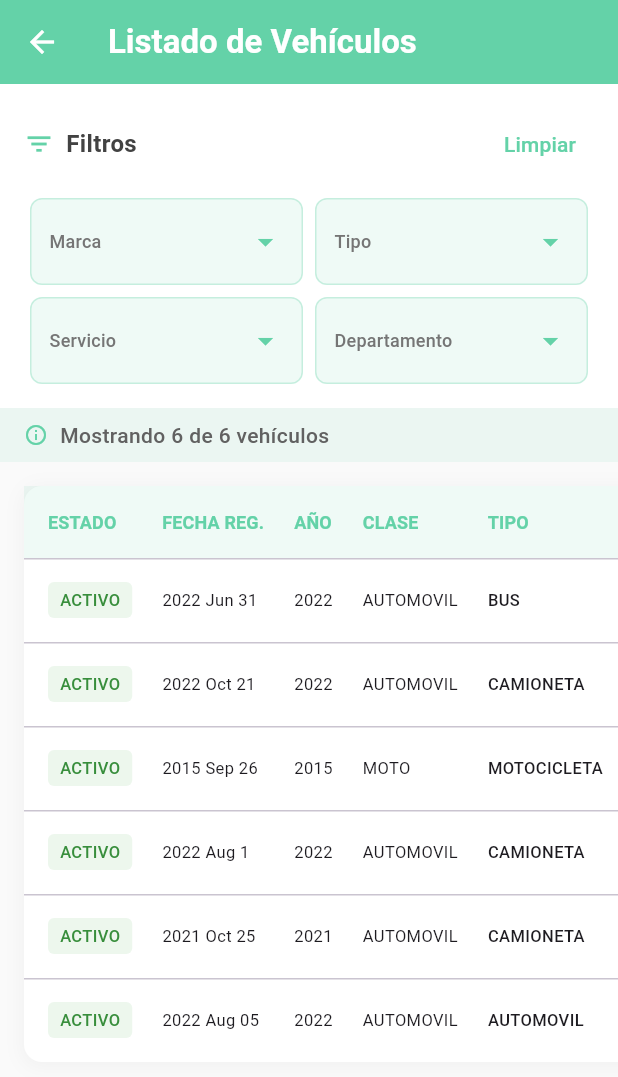
After one commit to DanielSupe/Green-Flow, a Flutter app: the VehiclesTablePage screen opened directly, on a phone screen of 412 x 824 dp. The commit adds this screen. Shown: the top 1077 px of the screen. Run offline on Flutter 3.47's test engine with Material 3 defaults, Android fonts, the phone set to English and light mode, and no system bars; our stand-ins replace dio, go_router, webview_flutter.

Commit message:
finaly changes

```diff
--- a/lib/helpers/url.dart
+++ b/lib/helpers/url.dart
@@ -1 +1 @@
-const String urlBack = "http://192.168.1.13:3000";
+const String urlBack = "http://192.168.1.10:3000";
--- a/lib/presentation/Screens/MenuScreen.dart
+++ b/lib/presentation/Screens/MenuScreen.dart
@@ -1,4 +1,5 @@
 import 'package:flutter/material.dart';
+import 'package:greenflow/presentation/Widgets/Filters.dart';
 import 'package:webview_flutter/webview_flutter.dart';
 class Menuscreen extends StatefulWidget {
   const Menuscreen({Key? key}) : super(key: key);
@@ -385,7 +386,7 @@ class _MenuscreenState extends State<Menuscreen> {
             ),
           ); // Aquí puedes agregar el contenido de la página de explorar
       case 2:
-        return Container(); // Aquí puedes agregar el contenido de la página de añadir
+        return VehiclesTablePage(); // Aquí puedes agregar el contenido de la página de añadir
       case 3:
         return Container(); // Aquí puedes agregar el contenido de la página de mensajes
       case 4:
--- /dev/null
+++ b/lib/presentation/Widgets/Filters.dart
@@ -0,0 +1,416 @@
+import 'package:flutter/material.dart';
+
+class VehiclesTablePage extends StatefulWidget {
+  const VehiclesTablePage({Key? key}) : super(key: key);
+
+  @override
+  State<VehiclesTablePage> createState() => _VehiclesTablePageState();
+}
+
+class _VehiclesTablePageState extends State<VehiclesTablePage> {
+  final Color primaryGreen = const Color(0xFF64D2A8);
+
+  // Data quemada - puedes reemplazar esto con tu fuente de datos real
+  List<Map<String, dynamic>> vehiclesData = [
+    {
+      'estado': 'ACTIVO',
+      'fechaRegistro': '2022 Jun 31',
+      'año': '2022',
+      'clase': 'AUTOMOVIL',
+      'tipo': 'BUS',
+      'servicio': 'Publico',
+      'marca': 'BYD',
+      'linea': 'BC11S01',
+      'carroceria': 'CERRADA',
+      'cilindrada': '',
+      'modelo': 'PASAJEROS',
+      'organismo': 'SDM - BOGOTA',
+      'municipio': 'BOGOTA',
+      'departamento': 'Bogota D.C.',
+      'capacidad': '49',
+      'peso': '20.00'
+    },
+    {
+      'estado': 'ACTIVO',
+      'fechaRegistro': '2022 Oct 21',
+      'año': '2022',
+      'clase': 'AUTOMOVIL',
+      'tipo': 'CAMIONETA',
+      'servicio': 'Particular',
+      'marca': 'BYD',
+      'linea': 'YUAN PRO',
+      'carroceria': 'WAGON',
+      'cilindrada': '0',
+      'modelo': '',
+      'organismo': 'INSTITUTO PEREIRA',
+      'municipio': 'Risaralda',
+      'departamento': '',
+      'capacidad': '',
+      'peso': '1.96'
+    },
+    {
+      'estado': 'ACTIVO',
+      'fechaRegistro': '2015 Sep 26',
+      'año': '2015',
+      'clase': 'MOTO',
+      'tipo': 'MOTOCICLETA',
+      'servicio': 'Particular',
+      'marca': 'E-MOTOR',
+      'linea': 'VITA',
+      'carroceria': 'SIN CARROCERIA',
+      'cilindrada': '0',
+      'modelo': '',
+      'organismo': 'STRIA TTOP',
+      'municipio': 'FLORENCIA',
+      'departamento': 'Caqueta',
+      'capacidad': '',
+      'peso': ''
+    },
+    {
+      'estado': 'ACTIVO',
+      'fechaRegistro': '2022 Aug 1',
+      'año': '2022',
+      'clase': 'AUTOMOVIL',
+      'tipo': 'CAMIONETA',
+      'servicio': 'Publico',
+      'marca': 'DONGFENG',
+      'linea': 'DFA5030XX',
+      'carroceria': 'PANEL',
+      'cilindrada': '',
+      'modelo': 'CARGA',
+      'organismo': 'STRIA TTOP',
+      'municipio': 'FUNZA',
+      'departamento': 'Cundinamarca',
+      'capacidad': '845',
+      'peso': '2.50'
+    },
+    {
+      'estado': 'ACTIVO',
+      'fechaRegistro': '2021 Oct 25',
+      'año': '2021',
+      'clase': 'AUTOMOVIL',
+      'tipo': 'CAMIONETA',
+      'servicio': 'Particular',
+      'marca': 'BYD',
+      'linea': 'SONG PRO',
+      'carroceria': 'WAGON',
+      'cilindrada': '0',
+      'modelo': '',
+      'organismo': 'STRIA TTEV',
+      'municipio': 'EL ROSAL',
+      'departamento': 'Cundinamarca',
+      'capacidad': '',
+      'peso': '2.17'
+    },
+    {
+      'estado': 'ACTIVO',
+      'fechaRegistro': '2022 Aug 05',
+      'año': '2022',
+      'clase': 'AUTOMOVIL',
+      'tipo': 'AUTOMOVIL',
+      'servicio': 'Particular',
+      'marca': 'MINI',
+      'linea': 'COOPER SE',
+      'carroceria': 'HATCH BACK',
+      'cilindrada': '0',
+      'modelo': '',
+      'organismo': 'STRIA TTOP',
+      'municipio': 'SABANETA',
+      'departamento': 'Antioquia',
+      'capacidad': '',
+      'peso': '1.48'
+    }
+  ];
+
+  List<Map<String, dynamic>> filteredData = [];
+
+  // Filtros
+  String? selectedMarca;
+  String? selectedTipo;
+  String? selectedServicio;
+  String? selectedDepartamento;
+
+  // Listas para los filtros
+  List<String> marcas = [];
+  List<String> tipos = [];
+  List<String> servicios = [];
+  List<String> departamentos = [];
+
+  @override
+  void initState() {
+    super.initState();
+    filteredData = List.from(vehiclesData);
+    _initializeFilterLists();
+  }
+
+  void _initializeFilterLists() {
+    // Extraer valores únicos para los filtros
+    marcas = vehiclesData.map((e) => e['marca'].toString()).toSet().toList();
+    tipos = vehiclesData.map((e) => e['tipo'].toString()).toSet().toList();
+    servicios = vehiclesData.map((e) => e['servicio'].toString()).toSet().toList();
+    departamentos = vehiclesData.map((e) => e['departamento'].toString()).where((e) => e.isNotEmpty).toSet().toList();
+
+    marcas.sort();
+    tipos.sort();
+    servicios.sort();
+    departamentos.sort();
+  }
+
+  void _applyFilters() {
+    setState(() {
+      filteredData = vehiclesData.where((vehicle) {
+        bool matchesMarca = selectedMarca == null || vehicle['marca'] == selectedMarca;
+        bool matchesTipo = selectedTipo == null || vehicle['tipo'] == selectedTipo;
+        bool matchesServicio = selectedServicio == null || vehicle['servicio'] == selectedServicio;
+        bool matchesDepartamento = selectedDepartamento == null || vehicle['departamento'] == selectedDepartamento;
+
+        return matchesMarca && matchesTipo && matchesServicio && matchesDepartamento;
+      }).toList();
+    });
+  }
+
+  void _clearFilters() {
+    setState(() {
+      selectedMarca = null;
+      selectedTipo = null;
+      selectedServicio = null;
+      selectedDepartamento = null;
+      filteredData = List.from(vehiclesData);
+    });
+  }
+
+  Widget _buildFilterDropdown(String label, String? value, List<String> options, Function(String?) onChanged) {
+    return Container(
+      margin: const EdgeInsets.symmetric(horizontal: 4),
+      padding: const EdgeInsets.symmetric(horizontal: 12, vertical: 4),
+      decoration: BoxDecoration(
+        color: primaryGreen.withOpacity(0.1),
+        borderRadius: BorderRadius.circular(8),
+        border: Border.all(color: primaryGreen.withOpacity(0.3))
+      ),
+      child: DropdownButtonHideUnderline(
+        child: DropdownButton<String>(
+          hint: Text(label, style: TextStyle(fontSize: 12, color: Colors.grey[600])),
+          value: value,
+          isExpanded: true,
+          icon: Icon(Icons.arrow_drop_down, color: primaryGreen),
+          items: options.map((String option) {
+            return DropdownMenuItem<String>(
+              value: option,
+              child: Text(option, style: const TextStyle(fontSize: 12)),
+            );
+          }).toList(),
+          onChanged: onChanged,
+        ),
+      ),
+    );
+  }
+
+  @override
+  Widget build(BuildContext context) {
+    return Scaffold(
+      backgroundColor: Colors.grey[50],
+      appBar: AppBar(
+        title: const Text('Listado de Vehículos', style: TextStyle(color: Colors.white, fontWeight: FontWeight.w600)),
+        backgroundColor: primaryGreen,
+        elevation: 0,
+        leading: IconButton(
+          icon: const Icon(Icons.arrow_back, color: Colors.white),
+          onPressed: () => Navigator.pop(context),
+        ),
+      ),
+      body: Column(
+        children: [
+          // Filtros
+          Container(
+            padding: const EdgeInsets.all(16),
+            color: Colors.white,
+            child: Column(
+              crossAxisAlignment: CrossAxisAlignment.start,
+              children: [
+                Row(
+                  children: [
+                    Icon(Icons.filter_list, color: primaryGreen, size: 20),
+                    const SizedBox(width: 8),
+                    Text(
+                      'Filtros',
+                      style: TextStyle(
+                        fontSize: 16,
+                        fontWeight: FontWeight.w600,
+                        color: Colors.grey[800]
+                      ),
+                    ),
+                    const Spacer(),
+                    TextButton(
+                      onPressed: _clearFilters,
+                      child: Text('Limpiar', style: TextStyle(color: primaryGreen)),
+                    ),
+                  ],
+                ),
+                const SizedBox(height: 12),
+                // Primera fila de filtros
+                Row(
+                  children: [
+                    Expanded(
+                      child: _buildFilterDropdown('Marca', selectedMarca, marcas, (value) {
+                        selectedMarca = value;
+                        _applyFilters();
+                      }),
+                    ),
+                    Expanded(
+                      child: _buildFilterDropdown('Tipo', selectedTipo, tipos, (value) {
+                        selectedTipo = value;
+                        _applyFilters();
+                      }),
+                    ),
+                  ],
+                ),
+                const SizedBox(height: 8),
+                // Segunda fila de filtros
+                Row(
+                  children: [
+                    Expanded(
+                      child: _buildFilterDropdown('Servicio', selectedServicio, servicios, (value) {
+                        selectedServicio = value;
+                        _applyFilters();
+                      }),
+                    ),
+                    Expanded(
+                      child: _buildFilterDropdown('Departamento', selectedDepartamento, departamentos, (value) {
+                        selectedDepartamento = value;
+                        _applyFilters();
+                      }),
+                    ),
+                  ],
+                ),
+              ],
+            ),
+          ),
+
+          // Contador de resultados
+          Container(
+            padding: const EdgeInsets.symmetric(horizontal: 16, vertical: 8),
+            color: primaryGreen.withOpacity(0.1),
+            child: Row(
+              children: [
+                Icon(Icons.info_outline, size: 16, color: primaryGreen),
+                const SizedBox(width: 8),
+                Text(
+                  'Mostrando ${filteredData.length} de ${vehiclesData.length} vehículos',
+                  style: TextStyle(
+                    fontSize: 14,
+                    color: Colors.grey[700],
+                    fontWeight: FontWeight.w500
+                  ),
+                ),
+              ],
+            ),
+          ),
+
+          // Tabla
+          Expanded(
+            child: SingleChildScrollView(
+              scrollDirection: Axis.horizontal,
+              child: SingleChildScrollView(
+                child: Container(
+                  margin: const EdgeInsets.all(16),
+                  decoration: BoxDecoration(
+                    color: Colors.white,
+                    borderRadius: BorderRadius.circular(12),
+                    boxShadow: [
+                      BoxShadow(
+                        color: Colors.grey.withOpacity(0.1),
+                        spreadRadius: 1,
+                        blurRadius: 10,
+                        offset: const Offset(0, 2),
+                      ),
+                    ],
+                  ),
+                  child: DataTable(
+                    headingRowColor: MaterialStateProperty.all(primaryGreen.withOpacity(0.1)),
+                    dataRowHeight: 56,
+                    headingRowHeight: 48,
+                    columnSpacing: 20,
+                    horizontalMargin: 16,
+                    columns: [
+                      DataColumn(
+                        label: Text('ESTADO', style: TextStyle(fontWeight: FontWeight.w600, color: primaryGreen, fontSize: 12)),
+                      ),
+                      DataColumn(
+                        label: Text('FECHA REG.', style: TextStyle(fontWeight: FontWeight.w600, color: primaryGreen, fontSize: 12)),
+                      ),
+                      DataColumn(
+                        label: Text('AÑO', style: TextStyle(fontWeight: FontWeight.w600, color: primaryGreen, fontSize: 12)),
+                      ),
+                      DataColumn(
+                        label: Text('CLASE', style: TextStyle(fontWeight: FontWeight.w600, color: primaryGreen, fontSize: 12)),
+                      ),
+                      DataColumn(
+                        label: Text('TIPO', style: TextStyle(fontWeight: FontWeight.w600, color: primaryGreen, fontSize: 12)),
+                      ),
+                      DataColumn(
+                        label: Text('SERVICIO', style: TextStyle(fontWeight: FontWeight.w600, color: primaryGreen, fontSize: 12)),
+                      ),
+                      DataColumn(
+                        label: Text('MARCA', style: TextStyle(fontWeight: FontWeight.w600, color: primaryGreen, fontSize: 12)),
+                      ),
+                      DataColumn(
+                        label: Text('LÍNEA', style: TextStyle(fontWeight: FontWeight.w600, color: primaryGreen, fontSize: 12)),
+                      ),
+                      DataColumn(
+                        label: Text('CARROCERÍA', style: TextStyle(fontWeight: FontWeight.w600, color: primaryGreen, fontSize: 12)),
+                      ),
+                      DataColumn(
+                        label: Text('MUNICIPIO', style: TextStyle(fontWeight: FontWeight.w600, color: primaryGreen, fontSize: 12)),
+                      ),
+                      DataColumn(
+                        label: Text('DEPARTAMENTO', style: TextStyle(fontWeight: FontWeight.w600, color: primaryGreen, fontSize: 12)),
+                      ),
+                      DataColumn(
+                        label: Text('PESO', style: TextStyle(fontWeight: FontWeight.w600, color: primaryGreen, fontSize: 12)),
+                      ),
+                    ],
+                    rows: filteredData.map((vehicle) {
+                      return DataRow(
+                        cells: [
+                          DataCell(
+                            Container(
+                              padding: const EdgeInsets.symmetric(horizontal: 8, vertical: 4),
+                              decoration: BoxDecoration(
+                                color: vehicle['estado'] == 'ACTIVO' ? Colors.green.withOpacity(0.1) : Colors.red.withOpacity(0.1),
+                                borderRadius: BorderRadius.circular(4),
+                              ),
+                              child: Text(
+                                vehicle['estado'] ?? '',
+                                style: TextStyle(
+                                  fontSize: 11,
+                                  fontWeight: FontWeight.w500,
+                                  color: vehicle['estado'] == 'ACTIVO' ? Colors.green[700] : Colors.red[700],
+                                ),
+                              ),
+                            ),
+                          ),
+                          DataCell(Text(vehicle['fechaRegistro'] ?? '', style: const TextStyle(fontSize: 11))),
+                          DataCell(Text(vehicle['año'] ?? '', style: const TextStyle(fontSize: 11))),
+                          DataCell(Text(vehicle['clase'] ?? '', style: const TextStyle(fontSize: 11))),
+                          DataCell(Text(vehicle['tipo'] ?? '', style: const TextStyle(fontSize: 11, fontWeight: FontWeight.w500))),
+                          DataCell(Text(vehicle['servicio'] ?? '', style: const TextStyle(fontSize: 11))),
+                          DataCell(Text(vehicle['marca'] ?? '', style: TextStyle(fontSize: 11, fontWeight: FontWeight.w500, color: primaryGreen))),
+                          DataCell(Text(vehicle['linea'] ?? '', style: const TextStyle(fontSize: 11))),
+                          DataCell(Text(vehicle['carroceria'] ?? '', style: const TextStyle(fontSize: 11))),
+                          DataCell(Text(vehicle['municipio'] ?? '', style: const TextStyle(fontSize: 11))),
+                          DataCell(Text(vehicle['departamento'] ?? '', style: const TextStyle(fontSize: 11))),
+                          DataCell(Text(vehicle['peso'] ?? '', style: const TextStyle(fontSize: 11))),
+                        ],
+                      );
+                    }).toList(),
+                  ),
+                ),
+              ),
+            ),
+          ),
+        ],
+      ),
+    );
+  }
+}
```
